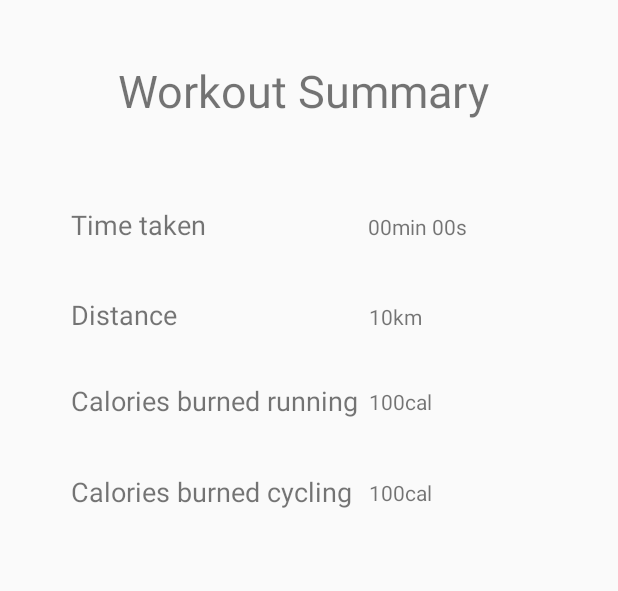
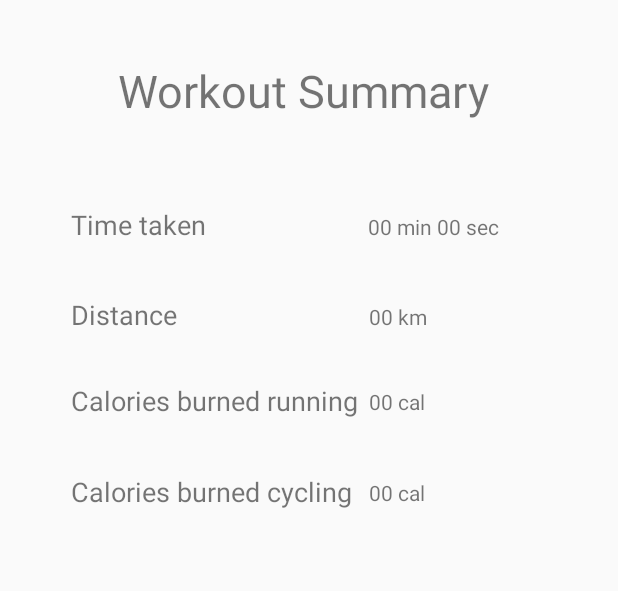
Before and after one commit to fugrammer/ParkConnectorRunningApp, an Android app: the layout activity_workout_summary.xml on its own in the app's theme, with its tools: preview values and no code run, on a phone screen of 412 x 824 dp. Shown: the top 591 px of the screen. Run offline under Robolectric (Android 15) with nearby library versions, the phone set to English and light mode, and no system bars.

Commit message:
fixed workoutsummary and profile

```diff
--- a/app/src/main/res/layout/activity_workout_summary.xml
+++ b/app/src/main/res/layout/activity_workout_summary.xml
@@ -5,33 +5,6 @@
     android:layout_width="match_parent"
     android:layout_height="match_parent"
     tools:context="com.example.a2006_3.parkconnectorrunningapp.RoutePlanning.WorkoutSummary">
-
-    <TextView
-        android:id="@+id/minutesUnitsLabel"
-        android:layout_width="wrap_content"
-        android:layout_height="wrap_content"
-        android:text="min"
-        app:layout_constraintBaseline_toBaselineOf="@+id/summaryminutesTextView"
-        app:layout_constraintLeft_toRightOf="@+id/summaryminutesTextView"
-        android:layout_marginLeft="0dp" />
-
-    <TextView
-        android:id="@+id/secondsUnitsLabel"
-        android:layout_width="wrap_content"
-        android:layout_height="wrap_content"
-        android:text="s"
-        app:layout_constraintLeft_toRightOf="@+id/summarysecondsTextView"
-        android:layout_marginLeft="0dp"
-        app:layout_constraintBaseline_toBaselineOf="@+id/summarysecondsTextView" />
-
-    <TextView
-        android:id="@+id/summarysecondsTextView"
-        android:layout_width="wrap_content"
-        android:layout_height="wrap_content"
-        android:text="00"
-        android:layout_marginLeft="288dp"
-        app:layout_constraintLeft_toLeftOf="parent"
-        app:layout_constraintBaseline_toBaselineOf="@+id/minutesUnitsLabel" />
 
     <TextView
         android:id="@+id/distance"
@@ -104,48 +77,48 @@
         android:layout_marginBottom="8dp" />
 
     <TextView
-        android:id="@+id/summaryminutesTextView"
+        android:id="@+id/summarytimeTextView"
         android:layout_width="wrap_content"
         android:layout_height="wrap_content"
-        android:text="00"
+        android:layout_marginLeft="86dp"
+        android:text="00 min 00 sec"
         app:layout_constraintBaseline_toBaselineOf="@+id/timetakenLabel"
-        app:layout_constraintLeft_toRightOf="@+id/timetakenLabel"
-        android:layout_marginLeft="86dp" />
+        app:layout_constraintLeft_toRightOf="@+id/timetakenLabel" />
 
     <TextView
         android:id="@+id/summarydistTextView"
         android:layout_width="wrap_content"
         android:layout_height="wrap_content"
-        android:text="10km"
+        android:layout_marginLeft="117dp"
+        android:text="00 km"
         app:layout_constraintBaseline_toBaselineOf="@+id/distance"
-        app:layout_constraintLeft_toRightOf="@+id/distance"
-        android:layout_marginLeft="117dp" />
+        app:layout_constraintLeft_toRightOf="@+id/distance" />
 
     <TextView
         android:id="@+id/summarycaloriesTextView"
         android:layout_width="wrap_content"
         android:layout_height="wrap_content"
-        android:text="100cal"
+        android:layout_marginBottom="0dp"
+        android:layout_marginLeft="0dp"
+        android:layout_marginTop="0dp"
+        android:text="00 cal"
         app:layout_constraintBottom_toBottomOf="@+id/caloriesburn"
-        android:layout_marginBottom="0dp"
+        app:layout_constraintLeft_toLeftOf="@+id/summarydistTextView"
         app:layout_constraintTop_toTopOf="@+id/caloriesburn"
-        android:layout_marginTop="0dp"
-        android:layout_marginLeft="0dp"
-        app:layout_constraintVertical_bias="0.6"
-        app:layout_constraintLeft_toLeftOf="@+id/summarydistTextView" />
+        app:layout_constraintVertical_bias="0.6" />
 
     <TextView
         android:id="@+id/summarycaloriesCyclingTextView"
         android:layout_width="wrap_content"
         android:layout_height="wrap_content"
-        android:text="100cal"
+        android:layout_marginBottom="0dp"
+        android:layout_marginLeft="0dp"
+        android:layout_marginTop="0dp"
+        android:text="00 cal"
         app:layout_constraintBottom_toBottomOf="@+id/caloriesburncycling"
-        android:layout_marginBottom="0dp"
+        app:layout_constraintLeft_toLeftOf="@+id/summarycaloriesTextView"
         app:layout_constraintTop_toTopOf="@+id/caloriesburncycling"
-        android:layout_marginTop="0dp"
-        android:layout_marginLeft="0dp"
-        app:layout_constraintVertical_bias="0.6"
-        app:layout_constraintLeft_toLeftOf="@+id/summarycaloriesTextView" />
+        app:layout_constraintVertical_bias="0.6" />
 
 
 </android.support.constraint.ConstraintLayout>
```
Also changed, not shown: app/src/main/java/com/example/a2006_3/parkconnectorrunningapp/RoutePlanning/WorkoutSummary.java (+13 -12 lines), app/src/main/java/com/example/a2006_3/parkconnectorrunningapp/RoutePlanning/WorkoutsummaryAPI.java (+11 -4 lines).
